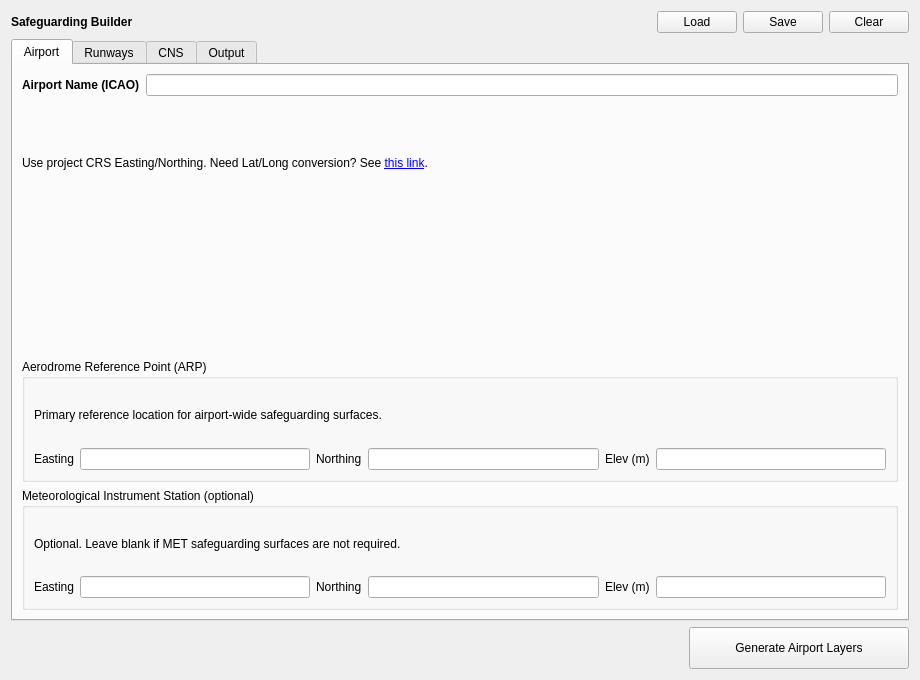
First picture: the form in safeguarding_builder_dialog_base.ui, repository camtodd1/prj-lucid, before the edit.
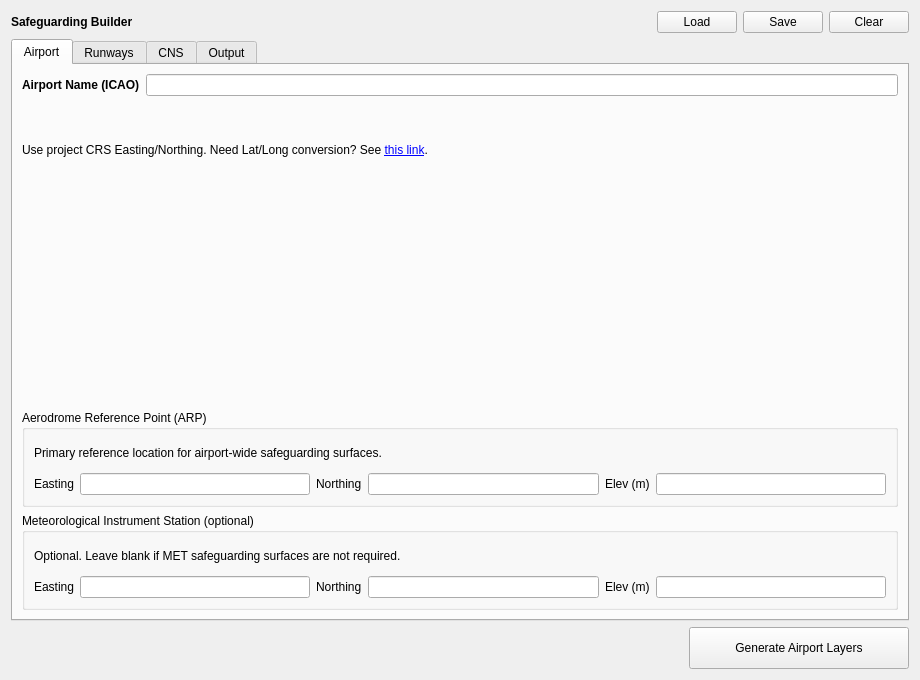
Second picture: the form after the edit. Custom widgets are drawn as their Qt base class.

Commit message: airport tab

The edit to the form file:
```diff
--- a/safeguarding_builder_dialog_base.ui
+++ b/safeguarding_builder_dialog_base.ui
@@ -118,6 +118,16 @@
          </property>
         </widget>
        </item>
+       <item>
+        <widget class="QLabel" name="label_airport_lookup">
+         <property name="text">
+          <string/>
+         </property>
+         <property name="wordWrap">
+          <bool>true</bool>
+         </property>
+        </widget>
+       </item>
        <item>
        <widget class="QGroupBox" name="groupBox_ARP">
          <property name="title">
```
The commit also changes 1 other file.
